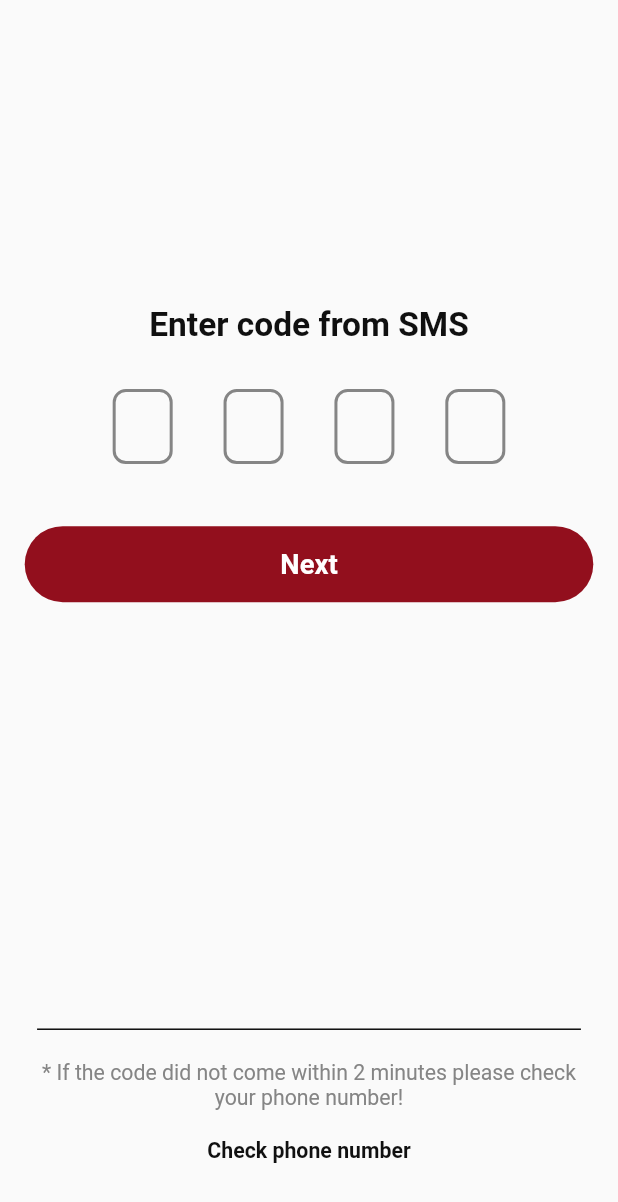
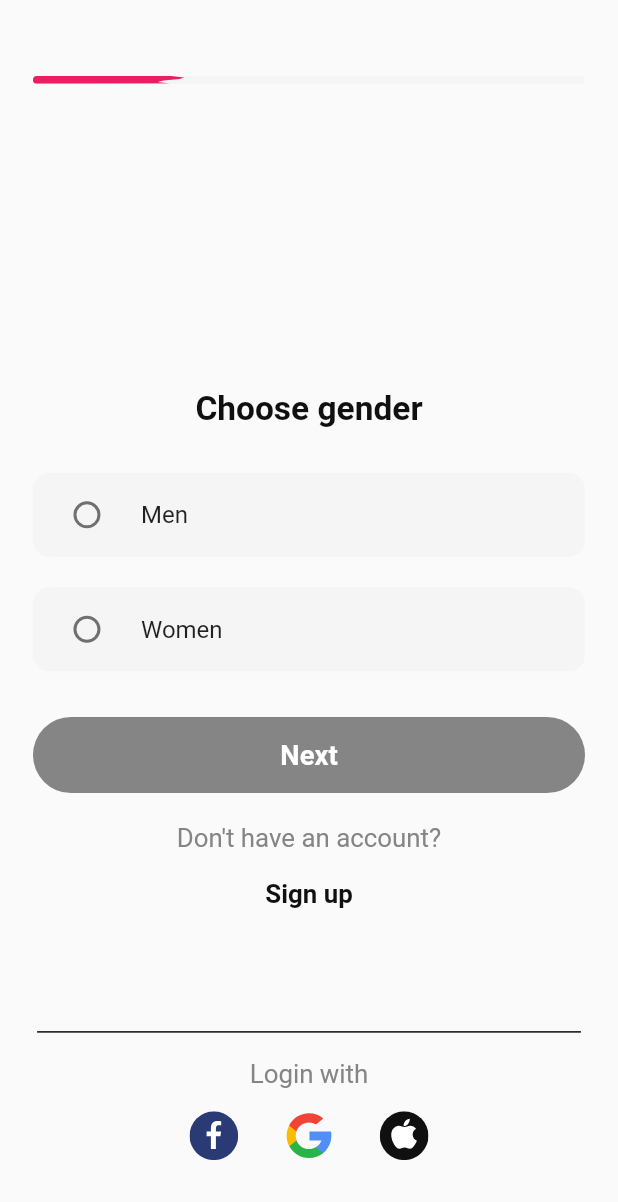
Before and after one commit to Nodirbek05/date_me_project, a Flutter app: the PhoneNumberPage screen opened directly, after a tap on "Next", on a phone screen of 412 x 824 dp. Shown: the top 1202 px of the screen. Run offline on Flutter 3.47's test engine with Material 2 defaults, Android fonts, the phone set to English and light mode, and no system bars; drawn by our look-alikes of liquid_progress_indicator, pin_code_fields; our stand-ins replace flutter_svg.

Commit message:
gender page added and fixed some other problems

```diff
--- a/lib/core/app_const/app_colors.dart
+++ b/lib/core/app_const/app_colors.dart
@@ -6,4 +6,5 @@ class AppColors{
    static const Color lightgrey = Color(0xffF5F5F5);
    static const Color white = Color(0xffFFFFFF);
    static const Color inputtextcolor = Color(0xff858585);
+   static const Color tileColor = Color(0xffF5F5F5);
 }
--- /dev/null
+++ b/lib/screens/auth/gender_page.dart
@@ -0,0 +1,214 @@
+import 'package:dateme/core/app_const/app_colors.dart';
+import 'package:flutter/material.dart';
+import 'package:flutter_svg/svg.dart';
+import 'package:liquid_progress_indicator/liquid_progress_indicator.dart';
+
+import '../../core/app_const/app_icons.dart';
+import '../../core/responsive/size_config.dart';
+
+class GenderPage extends StatefulWidget {
+  const GenderPage({Key? key}) : super(key: key);
+
+  @override
+  State<GenderPage> createState() => _GenderPageState();
+}
+
+class _GenderPageState extends State<GenderPage> {
+  @override
+  Widget build(BuildContext context) {
+    return Scaffold(
+      body: Padding(
+        padding: EdgeInsets.only(
+          top: getHeight(50.0),
+          right: getWidth(20.0),
+          left: getWidth(20.0),
+        ),
+        child: Column(
+          children: [
+            SizedBox(
+              height: getHeight(5.0),
+              child: LiquidLinearProgressIndicator(
+                value: 0.25, // Defaults to 0.5.
+                valueColor: const AlwaysStoppedAnimation(Colors
+                    .pink), // Defaults to the current Theme's accentColor.
+                backgroundColor: AppColors.lightgrey,
+                // Defaults to the current Theme's backgroundColor.
+                borderColor: Colors.transparent,
+                borderWidth: 1.0,
+                borderRadius: 12.0,
+                direction: Axis
+                    .horizontal, // The direction the liquid moves (Axis.vertical = bottom to top, Axis.horizontal = left to right). Defaults to Axis.horizontal.
+                center: Text(""),
+              ),
+            ),
+            SizedBox(
+              height: getHeight(200.0),
+            ),
+            Center(
+              child: Text(
+                "Choose gender",
+                style: TextStyle(
+                  fontSize: getHeight(22.0),
+                  fontWeight: FontWeight.w600,
+                  color: AppColors.black,
+                ),
+              ),
+            ),
+            SizedBox(
+              height: getHeight(30.0),
+            ),
+            SizedBox(
+              child: Form(
+                child: Column(
+                  children: [
+                    RadioListTile(
+                      shape: RoundedRectangleBorder(
+                        borderRadius: BorderRadius.circular(
+                          getWidth(10.0),
+                        ),
+                      ),
+                      tileColor: AppColors.lightgrey,
+                      title: const Text("Men"),
+                      value: true,
+                      groupValue: false,
+                      onChanged: (value) {
+                        setState(() {
+                          value = false;
+                        });
+                      },
+                    ),
+
+                    SizedBox(
+                      height: getHeight(20.0),
+                    ),
+
+                     RadioListTile(
+                      shape: RoundedRectangleBorder(
+                        borderRadius: BorderRadius.circular(
+                          getWidth(10.0),
+                        ),
+                      ),
+                      tileColor: AppColors.lightgrey,
+                      title: const Text("Women"),
+                      value: true,
+                      groupValue: false,
+                      onChanged: (value) {
+                        setState(() {
+                          value = false;
+                        });
+                      },
+                    ),
+                  ],
+                ),
+              ),
+            ),
+            SizedBox(
+              height: getHeight(30.0),
+            ),
+
+            GestureDetector(
+              onTap: () {
+                Navigator.push(
+                  context,
+                  MaterialPageRoute(
+                    builder: (context) =>const GenderPage(),
+                  ),
+                );
+              },
+              child: Container(
+                alignment: Alignment.center,
+                height: getHeight(50.0),
+                width: getWidth(345.0),
+                decoration: BoxDecoration(
+                  color: AppColors.inputtextcolor,
+                  borderRadius: BorderRadius.circular(
+                    getWidth(30.0),
+                  ),
+                ),
+                child: Text(
+                  "Next",
+                  style: TextStyle(
+                    color: AppColors.white,
+                    fontSize: getHeight(18.0),
+                    fontWeight: FontWeight.w600,
+                  ),
+                ),
+              ),
+            ),
+               SizedBox(
+              height: getHeight(20.0),
+            ),
+            InkWell(
+              onTap: () {},
+              child: Text(
+                "Don't have an account?",
+                style: TextStyle(
+                  color: AppColors.inputtextcolor,
+                  fontSize: getHeight(17.0),
+                ),
+              ),
+            ),
+            SizedBox(
+              height: getHeight(17.0),
+            ),
+            InkWell(
+              onTap: () {},
+              child: Text(
+                "Sign up",
+                style: TextStyle(
+                  color: AppColors.black,
+                  fontSize: getHeight(17.0),
+                  fontWeight: FontWeight.w600,
+                ),
+              ),
+            ),
+            SizedBox(
+              height: getHeight(80.0),
+            ),
+            Container(
+              height: getHeight(1.0),
+              width: getWidth(330.0),
+              color: AppColors.black,
+            ),
+            SizedBox(
+              height: getHeight(17.0),
+            ),
+            InkWell(
+              onTap: () {},
+              child: Text(
+                "Login with",
+                style: TextStyle(
+                  color: AppColors.inputtextcolor,
+                  fontSize: getHeight(17.0),
+                ),
+              ),
+            ),
+            SizedBox(
+              height: getHeight(15.0),
+            ),
+            SizedBox(
+              width: getWidth(145.0),
+              child: Row(
+                mainAxisAlignment: MainAxisAlignment.spaceBetween,
+                children: [
+                  SvgPicture.asset(
+                    SvgIcons.facebook,
+                    height: getHeight(32),
+                  ),
+                  SvgPicture.asset(
+                    SvgIcons.google,
+                    height: getHeight(32),
+                  ),
+                  SvgPicture.asset(
+                    SvgIcons.apple,
+                    height: getHeight(32),
+                  ),
+                ],
+              ),
+            ),
+          ],
+        ),
+      ),
+    );
+  }
+}
--- a/lib/screens/auth/phone_number_page.dart
+++ b/lib/screens/auth/phone_number_page.dart
@@ -1,5 +1,6 @@
 import 'package:dateme/core/app_const/app_colors.dart';
 import 'package:dateme/core/responsive/size_config.dart';
+import 'package:dateme/screens/auth/gender_page.dart';
 import 'package:flutter/material.dart';
 import 'package:pin_code_fields/pin_code_fields.dart';
 
@@ -47,7 +48,7 @@ class _PhoneNumberPageState extends State<PhoneNumberPage> {
                 Navigator.push(
                   context,
                   MaterialPageRoute(
-                    builder: (context) => const PhoneNumberPage(),
+                    builder: (context) =>const GenderPage(),
                   ),
                 );
               },
--- a/pubspec.yaml
+++ b/pubspec.yaml
@@ -38,6 +38,8 @@ dependencies:
   pin_code_fields: ^7.4.0
   #for icons
   flutter_svg: ^1.0.3
+  # for progress indicator
+  liquid_progress_indicator: ^0.4.0
 dev_dependencies:
   flutter_test:
     sdk: flutter
```
Also changed, not shown: pubspec.lock.
